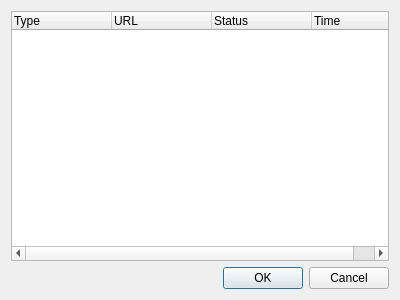
ArsenArsen/KShare, file logs/historydialog.ui: the form before one commit.
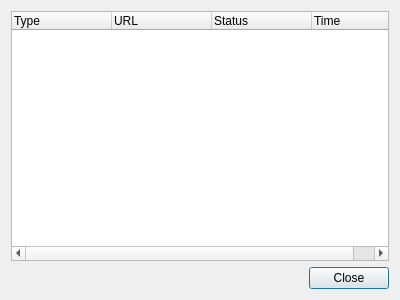
The form after the commit.

```diff
--- a/logs/historydialog.ui
+++ b/logs/historydialog.ui
@@ -44,7 +44,7 @@
       <enum>Qt::Horizontal</enum>
      </property>
      <property name="standardButtons">
-      <set>QDialogButtonBox::Cancel|QDialogButtonBox::Ok</set>
+      <set>QDialogButtonBox::Close</set>
      </property>
     </widget>
    </item>
```
